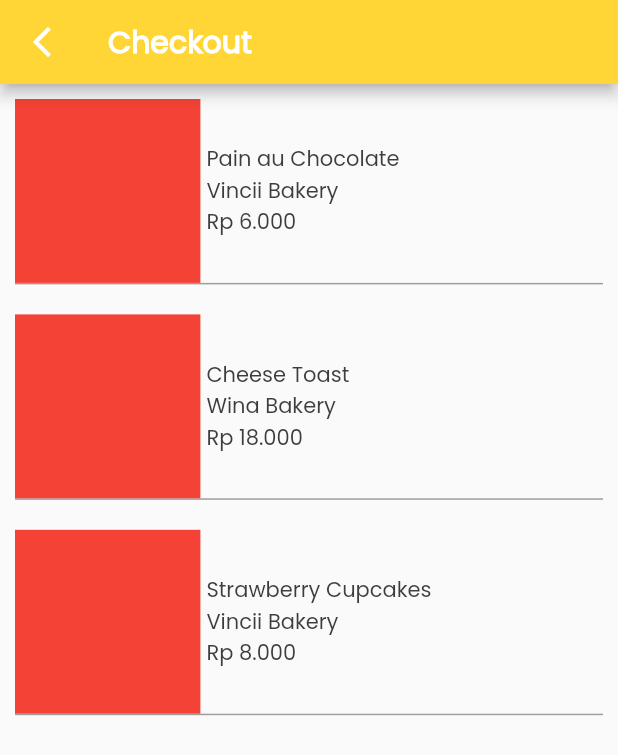
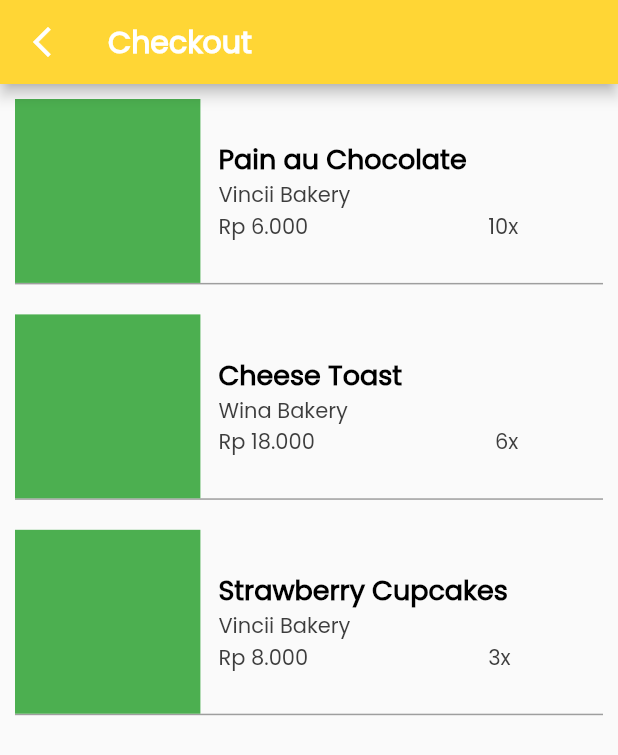
Before and after one commit to Yoga3911/breadify, a Flutter app: the CheckoutPage screen opened by its route, on a phone screen of 412 x 824 dp. Shown: the top 755 px of the screen. Run offline on Flutter 3.47's test engine with Material 2 defaults, Android fonts, the phone set to English and light mode, and no system bars; our stand-ins replace auto_size_text, cached_network_image, cloud_firestore, firebase_auth, firebase_core, flutter_spinkit and 7 more; missing offline and left inert: flutter_facebook_auth; accounts and stored records are empty.

Commit message:
konten checkout

```diff
--- a/lib/app/views/cart/widgets_checkout/konten_checkout.dart
+++ b/lib/app/views/cart/widgets_checkout/konten_checkout.dart
@@ -22,9 +22,10 @@ class Checkout extends StatelessWidget {
           //1) anak ke-1 : gambar produk
           Container(
             width: MediaQuery.of(context).size.width * 0.3,
-            color: Colors.red,
+            color: Colors.green,
           ),
-          const SizedBox(width: 4),
+
+          const SizedBox(width: 12), //jarak
 
           //2) column : for text
           Column(
@@ -32,11 +33,31 @@ class Checkout extends StatelessWidget {
             crossAxisAlignment: CrossAxisAlignment.start,
             children: <Widget>[
               //2a) product name
-              Text(checkoutcontent[index].productName),
+              Text(
+                checkoutcontent[index].productName,
+                style: const TextStyle(
+                    color: Colors.black,
+                    fontWeight: FontWeight.bold,
+                    fontSize: 18),
+              ),
+
               //2b) bakery
               Text(checkoutcontent[index].bakery),
-              //2c) price
-              Text(checkoutcontent[index].price)
+
+
+
+              //2c) row : price & quantity
+              Row(
+                children: <Widget>[
+                  //price
+                  Text(checkoutcontent[index].price),
+                  const SizedBox(
+                    width: 120,
+                  ),
+                  //quantity
+                  Text(checkoutcontent[index].quantity),
+                ],
+              )
             ],
           )
         ],
```
